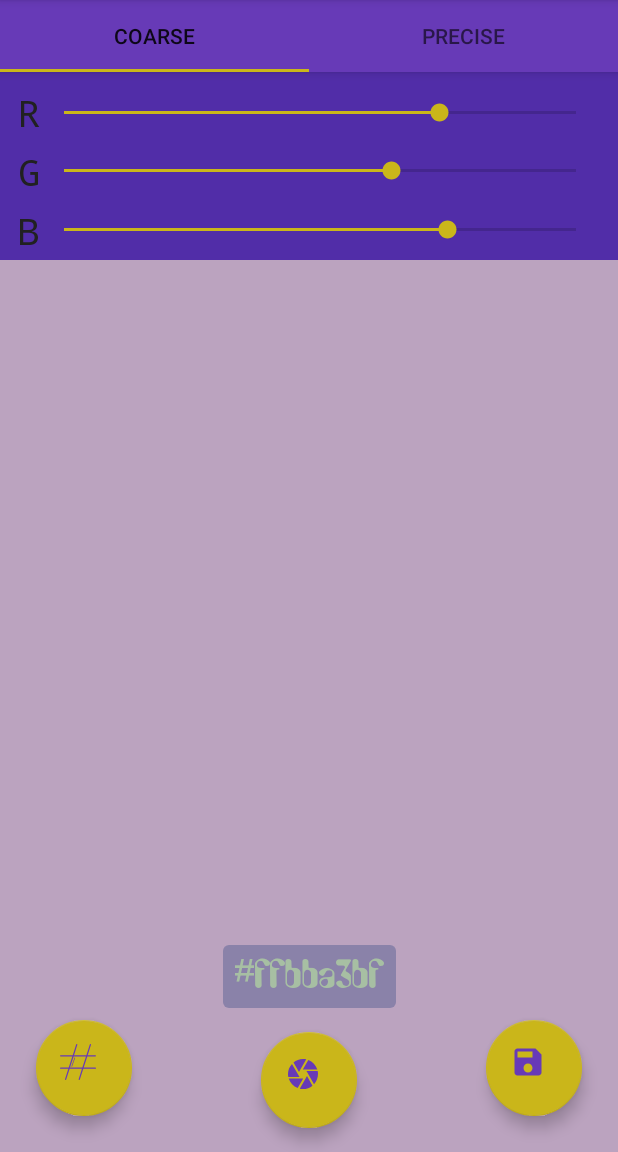
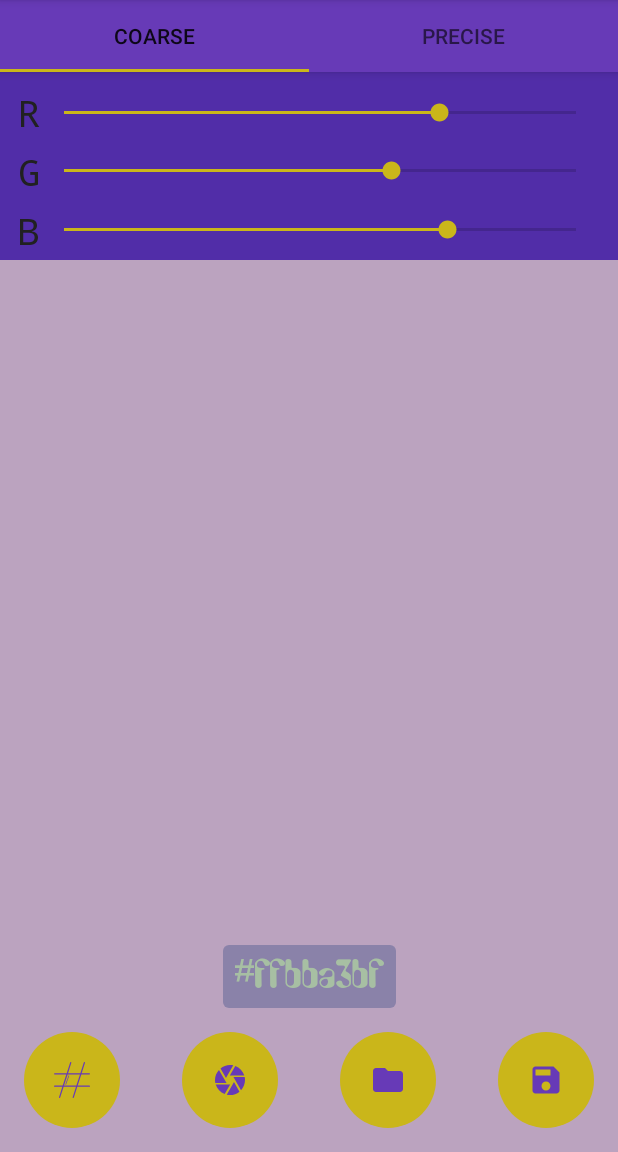
Before and after one commit to simo-andreev/Colourizmus, an Android app: the ColourCreationActivity screen opened directly, with no data from a screen before it, on a phone screen of 412 x 824 dp, the part 84-1236 px from its top. Run offline under Robolectric (Android 15) with nearby library versions, the phone set to English and light mode, and no system bars; our stand-ins replace CircleImageView, Room's generated code.

Commit message:
feat: MISC - add gallery image upload option

```diff
--- a/app/src/main/java/bg/o/sim/colourizmus/view/ColourCreationActivity.kt
+++ b/app/src/main/java/bg/o/sim/colourizmus/view/ColourCreationActivity.kt
@@ -9,6 +9,8 @@ import android.os.Bundle
 import android.provider.MediaStore
 import android.view.Menu
 import android.view.MenuItem
+import androidx.activity.result.ActivityResultLauncher
+import androidx.activity.result.contract.ActivityResultContracts.GetContent
 import androidx.appcompat.app.AppCompatActivity
 import androidx.core.app.ActivityCompat
 import androidx.core.content.FileProvider
@@ -22,15 +24,29 @@ import bg.o.sim.colourizmus.model.LIVE_COLOUR
 import bg.o.sim.colourizmus.model.LiveColour
 import bg.o.sim.colourizmus.utils.*
 
+
 class ColourCreationActivity : AppCompatActivity() {
 
     private var mImageUri: Uri? = null
     private lateinit var binding: ActivityMainBinding
+    private lateinit var getContent: ActivityResultLauncher<String>
 
     override fun onCreate(savedInstanceState: Bundle?) {
         super.onCreate(savedInstanceState)
         binding = ActivityMainBinding.inflate(layoutInflater)
         setContentView(binding.root)
+
+
+        getContent = registerForActivityResult(GetContent()) { uri: Uri? ->
+            if (uri == null) {
+                toastLong("No Image selected")
+                return@registerForActivityResult;
+            }
+
+            startActivity(Intent(this, ColourDetailsActivity::class.java).apply {
+                putExtra(EXTRA_PICTURE_URI, uri)
+            })
+        }
 
         this.setSupportActionBar(binding.allahuAppbar.allahuAppbar)
 
@@ -41,6 +57,13 @@ class ColourCreationActivity : AppCompatActivity() {
         binding.mainFabReleaseDaKamrakken.setOnClickListener {
             if (this.havePermission(CAMERA))
                 takePhoto()
+            else
+                ActivityCompat.requestPermissions(this, arrayOf(CAMERA), REQUEST_PERMISSION_IMAGE_CAPTURE)
+        }
+
+        binding.mainFabPlunderYerGallery.setOnClickListener {
+            if (this.havePermission(CAMERA))
+                openGallery()
             else
                 ActivityCompat.requestPermissions(this, arrayOf(CAMERA), REQUEST_PERMISSION_IMAGE_CAPTURE)
         }
@@ -70,6 +93,10 @@ class ColourCreationActivity : AppCompatActivity() {
             binding.colourCreationHexadecPreview.text = "#${Integer.toHexString(it)}"
             binding.colourCreationHexadecPreview.setTextColor(getComplimentaryColour(CustomColour(it, "")).value)
         })
+    }
+
+    private fun openGallery() {
+        getContent.launch("image/*")
     }
 
     override fun onOptionsItemSelected(item: MenuItem): Boolean {
@@ -105,7 +132,7 @@ class ColourCreationActivity : AppCompatActivity() {
             REQUEST_PERMISSION_IMAGE_CAPTURE ->
                 if (PERMISSION_GRANTED in grantResults) takePhoto()
                 else this.toastLong("Y U NO GIB PRMISHNZ? :@")
-        // other cases can go here at a later point
+            // other cases can go here at a later point
         }
     }
 
--- a/app/src/main/java/bg/o/sim/colourizmus/view/ColourDetailsActivity.kt
+++ b/app/src/main/java/bg/o/sim/colourizmus/view/ColourDetailsActivity.kt
@@ -3,6 +3,7 @@ package bg.o.sim.colourizmus.view
 import android.content.Intent
 import android.graphics.Bitmap
 import android.os.Bundle
+import android.provider.MediaStore
 import androidx.core.content.ContextCompat
 import androidx.appcompat.app.AppCompatActivity
 import androidx.palette.graphics.Palette
@@ -41,7 +42,7 @@ class ColourDetailsActivity : AppCompatActivity() {
     }
 
     private fun loadPassedPhoto(intent: Intent): CustomColour {
-        val bitmap: Bitmap = intent.getParcelableExtra(EXTRA_PICTURE_THUMB)!!
+        val bitmap: Bitmap = MediaStore.Images.Media.getBitmap(contentResolver, intent.getParcelableExtra(EXTRA_PICTURE_URI)!!)
         val palette = Palette.Builder(bitmap).generate()
         binding.photoPreview.setImageBitmap(bitmap)
 
--- /dev/null
+++ b/app/src/main/res/drawable/ic_circle.xml
@@ -0,0 +1,8 @@
+<?xml version="1.0" encoding="utf-8"?>
+<shape android:shape="oval"
+    xmlns:android="http://schemas.android.com/apk/res/android">
+    <solid android:color="@color/colorAccent" />
+    <size
+        android:width="@dimen/preview_window_large"
+        android:height="@dimen/preview_window_large" />
+</shape>
--- /dev/null
+++ b/app/src/main/res/drawable/ic_directory.xml
@@ -0,0 +1,11 @@
+<vector xmlns:android="http://schemas.android.com/apk/res/android"
+    android:width="24dp"
+    android:height="24dp"
+    android:viewportWidth="24"
+    android:viewportHeight="24"
+    android:tint="@color/colorPrimaryBase">
+
+  <path
+      android:fillColor="@android:color/white"
+      android:pathData="M10,4H4c-1.1,0 -1.99,0.9 -1.99,2L2,18c0,1.1 0.9,2 2,2h16c1.1,0 2,-0.9 2,-2V8c0,-1.1 -0.9,-2 -2,-2h-8l-2,-2z"/>
+</vector>
--- /dev/null
+++ b/app/src/main/res/drawable/round_button.xml
@@ -0,0 +1,11 @@
+<?xml version="1.0" encoding="utf-8"?>
+<layer-list xmlns:android="http://schemas.android.com/apk/res/android">
+    <item android:drawable="@drawable/ic_circle" />
+    <item android:id="@android:id/mask">
+        <ripple android:color="@color/colorPrimaryDark">
+            <item
+                android:id="@android:id/mask"
+                android:drawable="@drawable/ic_circle" />
+        </ripple>
+    </item>
+</layer-list>
--- a/app/src/main/res/layout/activity_main.xml
+++ b/app/src/main/res/layout/activity_main.xml
@@ -29,12 +29,15 @@
             android:layout_height="wrap_content" />
     </androidx.viewpager.widget.ViewPager>
 
-    <com.google.android.material.floatingactionbutton.FloatingActionButton
+
+    <ImageButton
         android:id="@+id/main_fab_hexadec_input"
-        android:layout_width="@dimen/preview_window_large"
-        android:layout_height="@dimen/preview_window_large"
-        android:layout_margin="@dimen/spacing_large"
-        android:adjustViewBounds="true"
+        android:layout_width="wrap_content"
+        android:layout_height="wrap_content"
+        android:layout_marginStart="@dimen/spacing_medium"
+        android:layout_marginBottom="@dimen/spacing_medium"
+        android:background="@drawable/round_button"
+        android:contentDescription="@string/button_hexadec_input"
         android:src="@drawable/ic_pound_sign"
         app:layout_constraintBottom_toBottomOf="parent"
         app:layout_constraintEnd_toStartOf="@+id/main_fab_release_da_kamrakken"
@@ -42,29 +45,42 @@
         app:layout_constraintStart_toEndOf="@+id/colour_creation_pager"
         app:layout_constraintStart_toStartOf="@+id/colour_creation_pager" />
 
-    <com.google.android.material.floatingactionbutton.FloatingActionButton
+    <ImageButton
         android:id="@+id/main_fab_release_da_kamrakken"
-        android:layout_width="@dimen/preview_window_large"
-        android:layout_height="@dimen/preview_window_large"
-        android:layout_margin="@dimen/spacing_medium"
-        android:adjustViewBounds="true"
+        android:layout_width="wrap_content"
+        android:layout_height="wrap_content"
+        android:background="@drawable/round_button"
+        android:contentDescription="@string/button_take_photo"
         android:src="@drawable/ic_camera_purple"
-        app:layout_constraintBottom_toBottomOf="parent"
+        app:layout_constraintBottom_toBottomOf="@id/main_fab_hexadec_input"
+        app:layout_constraintEnd_toStartOf="@+id/main_fab_plunder_yer_gallery"
+        app:layout_constraintStart_toEndOf="@+id/main_fab_hexadec_input"
+        app:layout_constraintTop_toTopOf="@id/main_fab_hexadec_input" />
+
+    <ImageButton
+        android:id="@+id/main_fab_plunder_yer_gallery"
+        android:layout_width="wrap_content"
+        android:layout_height="wrap_content"
+        android:background="@drawable/round_button"
+        android:contentDescription="@string/button_take_photo"
+        android:src="@drawable/ic_directory"
+        app:layout_constraintBottom_toBottomOf="@id/main_fab_hexadec_input"
         app:layout_constraintEnd_toStartOf="@+id/main_fab_save_colour"
-        app:layout_constraintHorizontal_chainStyle="spread_inside"
-        app:layout_constraintStart_toEndOf="@+id/main_fab_hexadec_input" />
+        app:layout_constraintStart_toEndOf="@+id/main_fab_release_da_kamrakken"
+        app:layout_constraintTop_toTopOf="@id/main_fab_hexadec_input" />
 
-    <com.google.android.material.floatingactionbutton.FloatingActionButton
+    <ImageButton
         android:id="@+id/main_fab_save_colour"
-        android:layout_width="@dimen/preview_window_large"
-        android:layout_height="@dimen/preview_window_large"
-        android:layout_margin="@dimen/spacing_large"
-        android:adjustViewBounds="true"
+        android:layout_width="wrap_content"
+        android:layout_height="wrap_content"
+        android:layout_marginEnd="@dimen/spacing_medium"
+        android:background="@drawable/round_button"
+        android:contentDescription="@string/button_save"
         android:src="@drawable/ic_save"
-        app:layout_constraintBottom_toBottomOf="parent"
+        app:layout_constraintBottom_toBottomOf="@id/main_fab_hexadec_input"
         app:layout_constraintEnd_toEndOf="parent"
-        app:layout_constraintHorizontal_chainStyle="spread_inside"
-        app:layout_constraintStart_toEndOf="@+id/main_fab_release_da_kamrakken" />
+        app:layout_constraintStart_toEndOf="@+id/main_fab_plunder_yer_gallery"
+        app:layout_constraintTop_toTopOf="@id/main_fab_hexadec_input" />
 
     <TextView
         android:id="@+id/colour_creation_hexadec_preview"
--- a/app/src/main/res/values/strings.xml
+++ b/app/src/main/res/values/strings.xml
@@ -38,6 +38,9 @@
     <string name="label_show_hexadec_values_condensed">Hexadec values</string>
     <string name="label_colour_name">coulour name</string>
     <string name="rrggbb">RRGGBB</string>
+    <string name="button_save">button : save</string>
+    <string name="button_take_photo">button : take photo</string>
+    <string name="button_hexadec_input">button : hexadec input</string>
 
 
 </resources>
```
